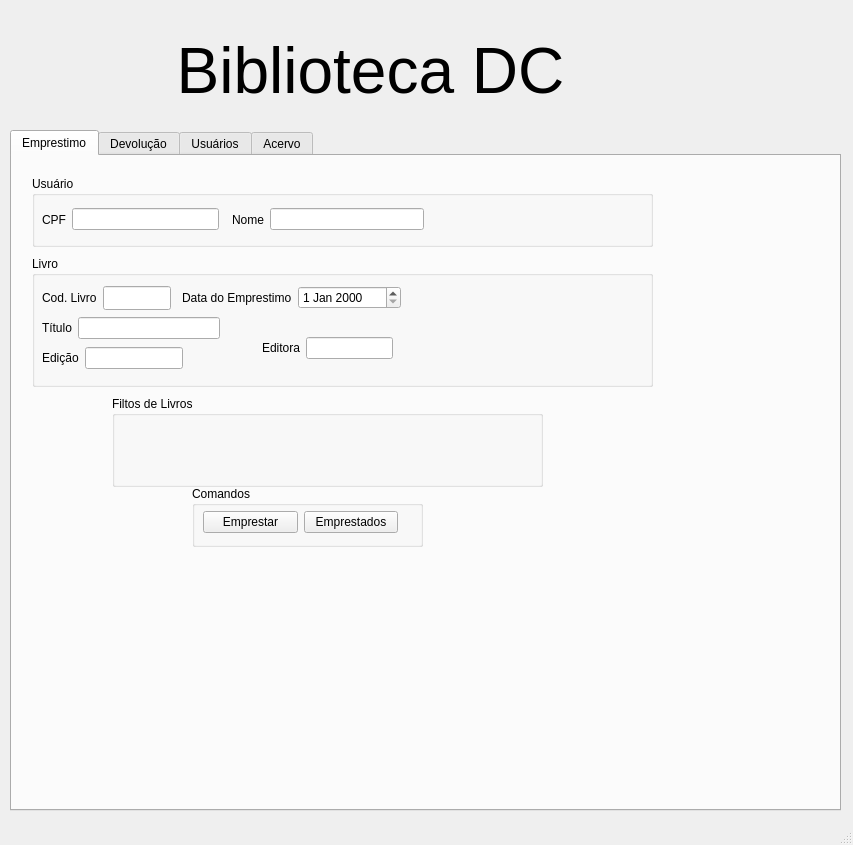
Above: T3-QT/BibliotecaDC/bibliotecadc.ui from LuizFMattos/T3POO before the change. Below: the same form after it.
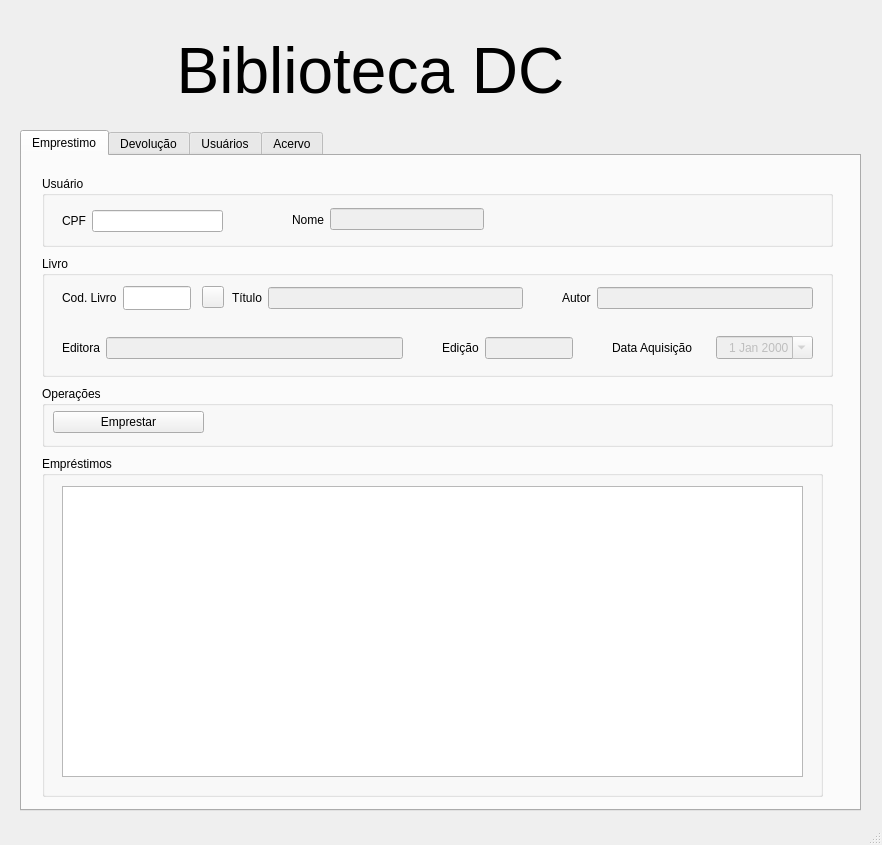
That is the form after the change. The open tabs and pages were chosen to show the change. Icons and pictures are not drawn.

```diff
--- a/T3-QT/BibliotecaDC/bibliotecadc.ui
+++ b/T3-QT/BibliotecaDC/bibliotecadc.ui
@@ -6,7 +6,7 @@
    <rect>
     <x>0</x>
     <y>0</y>
-    <width>853</width>
+    <width>882</width>
     <height>845</height>
    </rect>
   </property>
@@ -38,9 +38,9 @@
    <widget class="QTabWidget" name="Menu">
     <property name="geometry">
      <rect>
-      <x>10</x>
+      <x>20</x>
       <y>130</y>
-      <width>831</width>
+      <width>841</width>
       <height>681</height>
      </rect>
     </property>
@@ -62,7 +62,7 @@
        <rect>
         <x>20</x>
         <y>20</y>
-        <width>621</width>
+        <width>791</width>
         <height>71</height>
        </rect>
       </property>
@@ -72,10 +72,10 @@
       <widget class="QWidget" name="layoutWidget">
        <property name="geometry">
         <rect>
-         <x>10</x>
+         <x>20</x>
          <y>30</y>
-         <width>177</width>
-         <height>27</height>
+         <width>161</width>
+         <height>30</height>
         </rect>
        </property>
        <layout class="QHBoxLayout" name="horizontalLayout_4">
@@ -94,7 +94,7 @@
       <widget class="QWidget" name="layoutWidget">
        <property name="geometry">
         <rect>
-         <x>200</x>
+         <x>250</x>
          <y>30</y>
          <width>192</width>
          <height>27</height>
@@ -109,184 +109,36 @@
          </widget>
         </item>
         <item>
-         <widget class="QLineEdit" name="lineEdit_5"/>
-        </item>
-       </layout>
-      </widget>
-     </widget>
-     <widget class="QGroupBox" name="groupBox_4">
-      <property name="geometry">
-       <rect>
-        <x>20</x>
-        <y>100</y>
-        <width>621</width>
-        <height>131</height>
-       </rect>
-      </property>
-      <property name="title">
-       <string>Livro</string>
-      </property>
-      <widget class="QWidget" name="layoutWidget">
-       <property name="geometry">
-        <rect>
-         <x>10</x>
-         <y>30</y>
-         <width>129</width>
-         <height>24</height>
-        </rect>
-       </property>
-       <layout class="QHBoxLayout" name="horizontalLayout_6">
-        <property name="sizeConstraint">
-         <enum>QLayout::SetNoConstraint</enum>
-        </property>
-        <item>
-         <widget class="QLabel" name="label_9">
-          <property name="text">
-           <string>Cod. Livro</string>
-          </property>
-         </widget>
-        </item>
-        <item>
-         <widget class="QLineEdit" name="lineEdit_6">
+         <widget class="QLineEdit" name="txtEmprestimoNome">
           <property name="enabled">
+           <bool>false</bool>
+          </property>
+          <property name="readOnly">
            <bool>true</bool>
           </property>
-          <property name="sizePolicy">
-           <sizepolicy hsizetype="Preferred" vsizetype="Preferred">
-            <horstretch>0</horstretch>
-            <verstretch>0</verstretch>
-           </sizepolicy>
-          </property>
-          <property name="maximumSize">
-           <size>
-            <width>16777205</width>
-            <height>16777215</height>
-           </size>
-          </property>
          </widget>
         </item>
        </layout>
       </widget>
-      <widget class="QWidget" name="layoutWidget">
-       <property name="geometry">
-        <rect>
-         <x>10</x>
-         <y>60</y>
-         <width>178</width>
-         <height>24</height>
-        </rect>
-       </property>
-       <layout class="QHBoxLayout" name="horizontalLayout_7">
-        <item>
-         <widget class="QLabel" name="label_10">
-          <property name="text">
-           <string>Título</string>
-          </property>
-         </widget>
-        </item>
-        <item>
-         <widget class="QLineEdit" name="lineEdit_7"/>
-        </item>
-       </layout>
-      </widget>
-      <widget class="QWidget" name="layoutWidget">
-       <property name="geometry">
-        <rect>
-         <x>150</x>
-         <y>30</y>
-         <width>219</width>
-         <height>24</height>
-        </rect>
-       </property>
-       <layout class="QHBoxLayout" name="horizontalLayout_8">
-        <item>
-         <widget class="QLabel" name="label_11">
-          <property name="text">
-           <string>Data do Emprestimo</string>
-          </property>
-         </widget>
-        </item>
-        <item>
-         <widget class="QDateEdit" name="dateEdit_2"/>
-        </item>
-       </layout>
-      </widget>
-      <widget class="QWidget" name="layoutWidget">
-       <property name="geometry">
-        <rect>
-         <x>230</x>
-         <y>80</y>
-         <width>131</width>
-         <height>24</height>
-        </rect>
-       </property>
-       <layout class="QHBoxLayout" name="horizontalLayout_9">
-        <item>
-         <widget class="QLabel" name="label_13">
-          <property name="text">
-           <string>Editora</string>
-          </property>
-         </widget>
-        </item>
-        <item>
-         <widget class="QLineEdit" name="lineEdit_9"/>
-        </item>
-       </layout>
-      </widget>
-      <widget class="QWidget" name="layoutWidget">
-       <property name="geometry">
-        <rect>
-         <x>10</x>
-         <y>90</y>
-         <width>141</width>
-         <height>24</height>
-        </rect>
-       </property>
-       <layout class="QHBoxLayout" name="horizontalLayout_10">
-        <item>
-         <widget class="QLabel" name="label_12">
-          <property name="text">
-           <string>Edição</string>
-          </property>
-         </widget>
-        </item>
-        <item>
-         <widget class="QLineEdit" name="lineEdit_8"/>
-        </item>
-       </layout>
-      </widget>
-     </widget>
-     <widget class="QGroupBox" name="groupBox_6">
-      <property name="geometry">
-       <rect>
-        <x>100</x>
-        <y>240</y>
-        <width>431</width>
-        <height>91</height>
-       </rect>
-      </property>
-      <property name="title">
-       <string>Filtos de Livros</string>
-      </property>
      </widget>
      <widget class="QGroupBox" name="groupBox_5">
       <property name="geometry">
        <rect>
-        <x>180</x>
-        <y>330</y>
-        <width>231</width>
+        <x>20</x>
+        <y>230</y>
+        <width>791</width>
         <height>61</height>
        </rect>
       </property>
       <property name="title">
-       <string>Comandos</string>
+       <string>Operações</string>
       </property>
       <widget class="QWidget" name="layoutWidget">
        <property name="geometry">
         <rect>
          <x>11</x>
          <y>21</y>
-         <width>195</width>
+         <width>151</width>
          <height>30</height>
         </rect>
        </property>
@@ -298,14 +150,273 @@
           </property>
          </widget>
         </item>
+       </layout>
+      </widget>
+     </widget>
+     <widget class="QGroupBox" name="groupBox_15">
+      <property name="geometry">
+       <rect>
+        <x>20</x>
+        <y>100</y>
+        <width>791</width>
+        <height>121</height>
+       </rect>
+      </property>
+      <property name="title">
+       <string>Livro</string>
+      </property>
+      <widget class="QWidget" name="layoutWidget_16">
+       <property name="geometry">
+        <rect>
+         <x>20</x>
+         <y>30</y>
+         <width>129</width>
+         <height>24</height>
+        </rect>
+       </property>
+       <layout class="QHBoxLayout" name="horizontalLayout_27">
+        <property name="sizeConstraint">
+         <enum>QLayout::SetNoConstraint</enum>
+        </property>
         <item>
-         <widget class="QPushButton" name="pushButton_6">
+         <widget class="QLabel" name="label_31">
           <property name="text">
-           <string>Emprestados</string>
+           <string>Cod. Livro</string>
           </property>
          </widget>
         </item>
+        <item>
+         <widget class="QLineEdit" name="txtAcervoIdLivro_2">
+          <property name="enabled">
+           <bool>true</bool>
+          </property>
+          <property name="sizePolicy">
+           <sizepolicy hsizetype="Preferred" vsizetype="Preferred">
+            <horstretch>0</horstretch>
+            <verstretch>0</verstretch>
+           </sizepolicy>
+          </property>
+          <property name="maximumSize">
+           <size>
+            <width>16777205</width>
+            <height>16777215</height>
+           </size>
+          </property>
+         </widget>
+        </item>
        </layout>
+      </widget>
+      <widget class="QWidget" name="layoutWidget_17">
+       <property name="geometry">
+        <rect>
+         <x>190</x>
+         <y>30</y>
+         <width>291</width>
+         <height>24</height>
+        </rect>
+       </property>
+       <layout class="QHBoxLayout" name="horizontalLayout_28">
+        <item>
+         <widget class="QLabel" name="label_32">
+          <property name="text">
+           <string>Título</string>
+          </property>
+         </widget>
+        </item>
+        <item>
+         <widget class="QLineEdit" name="txtAcervoTitulo_2">
+          <property name="enabled">
+           <bool>false</bool>
+          </property>
+          <property name="readOnly">
+           <bool>false</bool>
+          </property>
+         </widget>
+        </item>
+       </layout>
+      </widget>
+      <widget class="QWidget" name="layoutWidget_18">
+       <property name="geometry">
+        <rect>
+         <x>400</x>
+         <y>80</y>
+         <width>131</width>
+         <height>24</height>
+        </rect>
+       </property>
+       <layout class="QHBoxLayout" name="horizontalLayout_29">
+        <item>
+         <widget class="QLabel" name="label_33">
+          <property name="text">
+           <string>Edição</string>
+          </property>
+         </widget>
+        </item>
+        <item>
+         <widget class="QLineEdit" name="txtAcervoEdicao_2">
+          <property name="enabled">
+           <bool>false</bool>
+          </property>
+         </widget>
+        </item>
+       </layout>
+      </widget>
+      <widget class="QWidget" name="layoutWidget_19">
+       <property name="geometry">
+        <rect>
+         <x>520</x>
+         <y>30</y>
+         <width>251</width>
+         <height>24</height>
+        </rect>
+       </property>
+       <layout class="QHBoxLayout" name="horizontalLayout_30">
+        <item>
+         <widget class="QLabel" name="label_34">
+          <property name="text">
+           <string>Autor</string>
+          </property>
+         </widget>
+        </item>
+        <item>
+         <widget class="QLineEdit" name="txtAcervoAutor_2">
+          <property name="enabled">
+           <bool>false</bool>
+          </property>
+          <property name="readOnly">
+           <bool>false</bool>
+          </property>
+         </widget>
+        </item>
+       </layout>
+      </widget>
+      <widget class="QWidget" name="layoutWidget_20">
+       <property name="geometry">
+        <rect>
+         <x>570</x>
+         <y>80</y>
+         <width>201</width>
+         <height>24</height>
+        </rect>
+       </property>
+       <layout class="QHBoxLayout" name="horizontalLayout_31">
+        <item>
+         <widget class="QLabel" name="label_35">
+          <property name="layoutDirection">
+           <enum>Qt::RightToLeft</enum>
+          </property>
+          <property name="text">
+           <string>Data Aquisição</string>
+          </property>
+         </widget>
+        </item>
+        <item>
+         <widget class="QDateEdit" name="dtAcervoDataAquiscao_2">
+          <property name="enabled">
+           <bool>false</bool>
+          </property>
+          <property name="layoutDirection">
+           <enum>Qt::LeftToRight</enum>
+          </property>
+          <property name="alignment">
+           <set>Qt::AlignRight|Qt::AlignTrailing|Qt::AlignVCenter</set>
+          </property>
+          <property name="minimumDateTime">
+           <datetime>
+            <hour>0</hour>
+            <minute>0</minute>
+            <second>0</second>
+            <year>2000</year>
+            <month>1</month>
+            <day>1</day>
+           </datetime>
+          </property>
+          <property name="minimumDate">
+           <date>
+            <year>2000</year>
+            <month>1</month>
+            <day>1</day>
+           </date>
+          </property>
+          <property name="calendarPopup">
+           <bool>true</bool>
+          </property>
+         </widget>
+        </item>
+       </layout>
+      </widget>
+      <widget class="QWidget" name="layoutWidget_21">
+       <property name="geometry">
+        <rect>
+         <x>20</x>
+         <y>80</y>
+         <width>341</width>
+         <height>24</height>
+        </rect>
+       </property>
+       <layout class="QHBoxLayout" name="horizontalLayout_32">
+        <item>
+         <widget class="QLabel" name="label_36">
+          <property name="text">
+           <string>Editora</string>
+          </property>
+         </widget>
+        </item>
+        <item>
+         <widget class="QLineEdit" name="txtAcervoEditora_2">
+          <property name="enabled">
+           <bool>false</bool>
+          </property>
+         </widget>
+        </item>
+       </layout>
+      </widget>
+      <widget class="QPushButton" name="pushButton_6">
+       <property name="geometry">
+        <rect>
+         <x>160</x>
+         <y>30</y>
+         <width>22</width>
+         <height>22</height>
+        </rect>
+       </property>
+       <property name="text">
+        <string/>
+       </property>
+       <property name="icon">
+        <iconset>
+         <normaloff>lupa.png</normaloff>
+         <normalon>lupa.png</normalon>lupa.png</iconset>
+       </property>
+      </widget>
+     </widget>
+     <widget class="QGroupBox" name="groupBox_16">
+      <property name="geometry">
+       <rect>
+        <x>20</x>
+        <y>300</y>
+        <width>781</width>
+        <height>341</height>
+       </rect>
+      </property>
+      <property name="title">
+       <string>Empréstimos</string>
+      </property>
+      <widget class="QTableWidget" name="tblEmprestimoEmprestimo">
+       <property name="geometry">
+        <rect>
+         <x>20</x>
+         <y>30</y>
+         <width>741</width>
+         <height>291</height>
+        </rect>
+       </property>
+       <property name="editTriggers">
+        <set>QAbstractItemView::NoEditTriggers</set>
+       </property>
+       <attribute name="horizontalHeaderCascadingSectionResizes">
+        <bool>true</bool>
+       </attribute>
       </widget>
      </widget>
     </widget>
```
Left out of the diff: 64 changed lines with no effect on the pictures.
